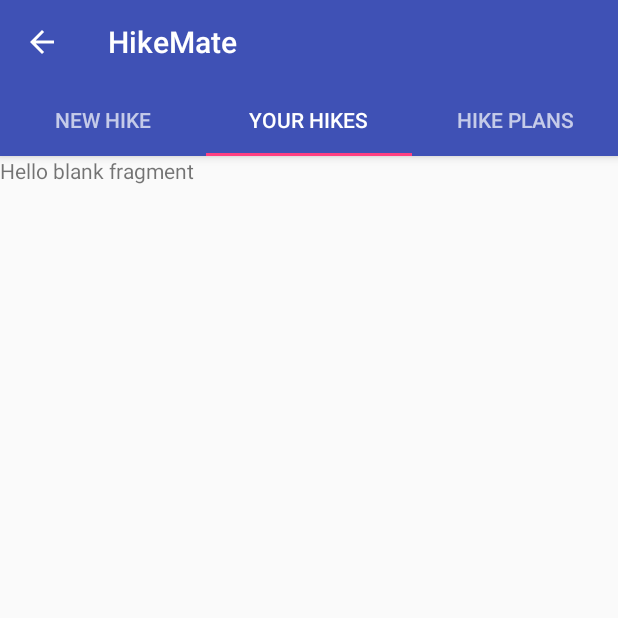
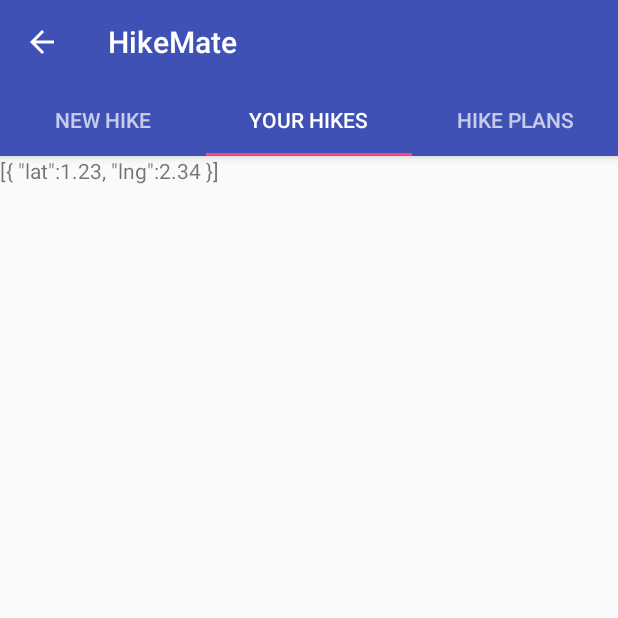
Before and after one commit to Ville2000/hike-mate, an Android app: the screen it shows after launch (MainActivity), tab 2 chosen, on a phone screen of 412 x 824 dp, the top half of it. Run offline under Robolectric (Android 15) with nearby library versions, the phone set to English and light mode, and no system bars.

Commit message:
Add a custom adapter for the hike list

```diff
--- a/app/src/main/java/ville/fi/hikemate/Activities/MainActivity.java
+++ b/app/src/main/java/ville/fi/hikemate/Activities/MainActivity.java
@@ -7,8 +7,13 @@ import android.support.v7.app.AppCompatActivity;
 import android.os.Bundle;
 import android.support.v7.widget.Toolbar;
 import android.view.View;
+import android.widget.ArrayAdapter;
+import android.widget.ListView;
 
 import com.fasterxml.jackson.databind.ObjectMapper;
+
+import java.util.ArrayList;
+import java.util.zip.Inflater;
 
 import ville.fi.hikemate.Fragments.HikePlansFragment;
 import ville.fi.hikemate.Fragments.HikeListFragment;
@@ -18,6 +23,8 @@ import ville.fi.hikemate.R;
 import ville.fi.hikemate.Resources.Hike;
 import ville.fi.hikemate.Resources.HikeList;
 import ville.fi.hikemate.Utils.StorageHandler;
+
+import static android.R.id.list;
 
 public class MainActivity extends AppCompatActivity {
 
@@ -30,14 +37,8 @@ public class MainActivity extends AppCompatActivity {
     protected void onCreate(Bundle savedInstanceState) {
         super.onCreate(savedInstanceState);
         setContentView(R.layout.activity_main);
+
         setupView();
-
-
-        ObjectMapper mapper = new ObjectMapper();
-        StorageHandler sh = new StorageHandler();
-
-        HikeList hikes = sh.readStorage(host);
-        System.out.println("Name: " + hikes.get(0).getName());
     }
 
     public void startTracking(View v) {
--- a/app/src/main/java/ville/fi/hikemate/Fragments/HikeListFragment.java
+++ b/app/src/main/java/ville/fi/hikemate/Fragments/HikeListFragment.java
@@ -7,8 +7,15 @@ import android.support.v4.app.Fragment;
 import android.view.LayoutInflater;
 import android.view.View;
 import android.view.ViewGroup;
+import android.widget.ArrayAdapter;
+import android.widget.ListView;
+
+import com.fasterxml.jackson.databind.ObjectMapper;
 
 import ville.fi.hikemate.R;
+import ville.fi.hikemate.Resources.Hike;
+import ville.fi.hikemate.Resources.HikeList;
+import ville.fi.hikemate.Utils.StorageHandler;
 
 public class HikeListFragment extends Fragment {
 
@@ -26,6 +33,25 @@ public class HikeListFragment extends Fragment {
     public View onCreateView(LayoutInflater inflater, ViewGroup container,
                              Bundle savedInstanceState) {
         // Inflate the layout for this fragment
-        return inflater.inflate(R.layout.fragment_hike_list, container, false);
+
+        View view = inflater.inflate(R.layout.fragment_hike_list, container, false);
+
+        Hike hike = new Hike("Hike 1");
+        hike.addLocation(1.23, 2.34);
+        HikeList hikeList = new HikeList();
+        hikeList.add(hike);
+
+        ObjectMapper mapper = new ObjectMapper();
+        StorageHandler sh = new StorageHandler();
+        sh.writeStorage(getActivity(), hikeList);
+
+        HikeList hikes = sh.readStorage(getActivity());
+        System.out.println("Name: " + hikes.get(0).getName());
+
+        ArrayAdapter<HikeList> adapter = new ArrayAdapter(getActivity(),
+                R.layout.hike_list_item, hikes);
+        ListView listView = (ListView) view.findViewById(R.id.ListView_hikes);
+        listView.setAdapter(adapter);
+        return view;
     }
 }
--- a/app/src/main/res/layout/fragment_hike_list.xml
+++ b/app/src/main/res/layout/fragment_hike_list.xml
@@ -1,13 +1,12 @@
-<FrameLayout xmlns:android="http://schemas.android.com/apk/res/android"
+<RelativeLayout xmlns:android="http://schemas.android.com/apk/res/android"
     xmlns:tools="http://schemas.android.com/tools"
     android:layout_width="match_parent"
     android:layout_height="match_parent"
     tools:context="ville.fi.hikemate.Fragments.HikeListFragment">
 
-    <!-- TODO: Update blank fragment layout -->
-    <TextView
-        android:layout_width="match_parent"
-        android:layout_height="match_parent"
-        android:text="@string/hello_blank_fragment" />
+    <ListView xmlns:android="http://schemas.android.com/apk/res/android"
+        android:id="@+id/ListView_hikes"
+        android:layout_width="wrap_content"
+        android:layout_height="wrap_content" />
 
-</FrameLayout>
+</RelativeLayout>
--- /dev/null
+++ b/app/src/main/res/layout/hike_list_item.xml
@@ -0,0 +1,6 @@
+<?xml version="1.0" encoding="utf-8"?>
+
+    <TextView xmlns:android="http://schemas.android.com/apk/res/android"
+        android:layout_width="match_parent"
+        android:layout_height="wrap_content"
+        android:id="@+id/test"/>
```
Also changed, not shown: app/src/main/java/ville/fi/hikemate/Utils/HikeListAdapter.java (added, +57 -0 lines).
